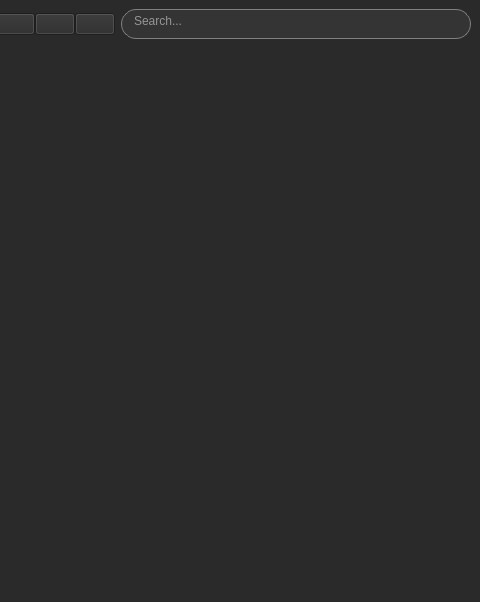
Above: ui/ui_setups/manager_window.ui from AnthonySTZ/AssetManager before the change; both pictures show x 580 to 1060 and y 0 to 602 of the 1060 by 602 pixel window. Below: the same form after it.
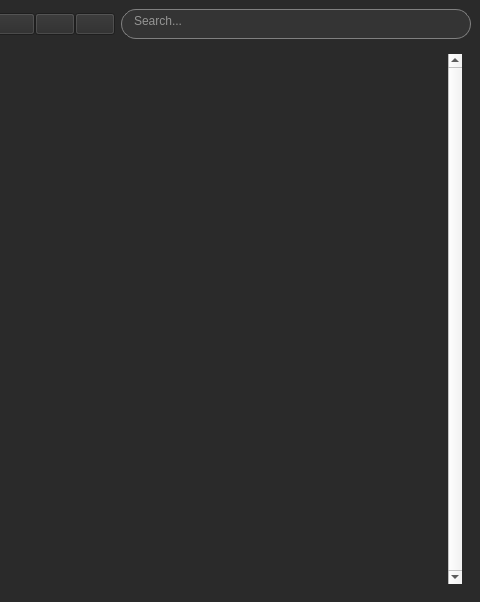
That is the form after the change. Icons and pictures are not drawn.

Diff of the .ui file:
```diff
--- a/ui/ui_setups/manager_window.ui
+++ b/ui/ui_setups/manager_window.ui
@@ -109,8 +109,16 @@
 	background: transparent;
 }
 
+QScrollBar{
+
+	color: rgb(100, 0, 0);
+	background-color: rgb(0, 100, 0);
+}
 </string>
            </property>
+           <property name="verticalScrollBarPolicy">
+            <enum>Qt::ScrollBarAlwaysOn</enum>
+           </property>
            <property name="horizontalScrollBarPolicy">
             <enum>Qt::ScrollBarAlwaysOff</enum>
            </property>
```
